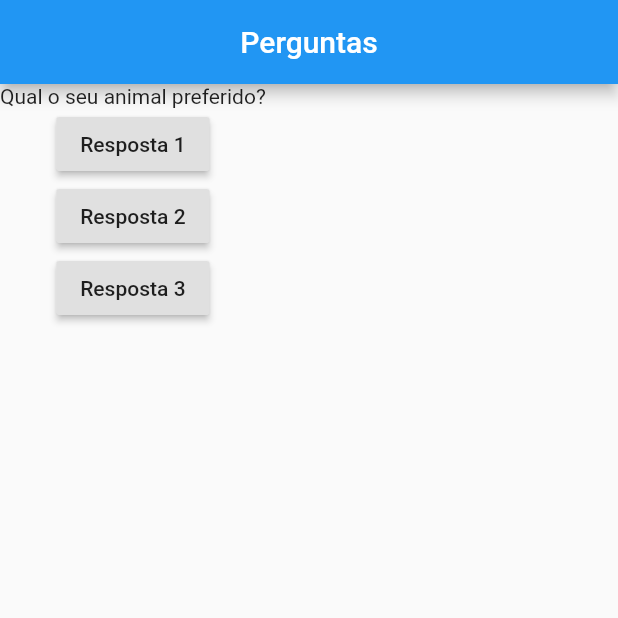
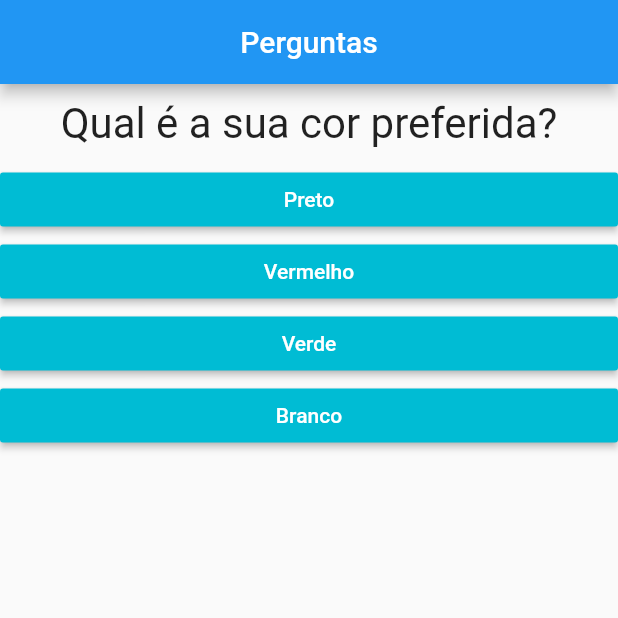
Before and after one commit to Marvingms7/projeto1_responda, a Flutter app: the screen it shows after launch, on a phone screen of 412 x 824 dp, the top half of it. Run offline on Flutter 3.47's test engine with Material 2 defaults, Android fonts, the phone set to English and light mode, and no system bars.

Commit message:
Responda
alterações

```diff
--- a/lib/main.dart
+++ b/lib/main.dart
@@ -1,47 +1,76 @@
-import 'package:flutter/cupertino.dart';
 import 'package:flutter/material.dart';
+import 'package:projeto1_responda/questao.dart';
+import 'package:projeto1_responda/resposta.dart';
 
 main() {
-  runApp(new PerguntaApp());
+  runApp(PerguntaApp());
 }
 
-class PerguntaApp extends StatelessWidget {
-  var perguntaSelecionada = 1;
+class _PerguntaAppState extends State<PerguntaApp> {
+  var _perguntaSelecionada = 0;
+  final _pergunta = const [
+    {
+      'texto': 'Qual é a sua cor preferida?',
+      'resposta': ['Preto', 'Vermelho', 'Verde', 'Branco'],
+    },
+    {
+      'texto': 'Qual o seu animal preferido?',
+      'resposta': ['Leão', 'Coelho', 'Elefante', 'Cobra'],
+    },
+    {
+      'texto': 'Qual é o seu estilo de musica preferido?',
+      'resposta': ['Sertanejo', 'Pagode', 'Rock', 'Forró'],
+    }
+  ];
 
-  void responder() {
-    print('Resposta respondida!');
+  void _responder() {
+    if (temPerguntaSelecionada) {
+      setState(() {
+        _perguntaSelecionada++;
+      });
+    }
+    setState(() {
+      _perguntaSelecionada++;
+    });
+    print(_perguntaSelecionada);
+  }
+
+  bool get temPerguntaSelecionada {
+    return _perguntaSelecionada < _pergunta.length;
   }
 
   @override
   Widget build(BuildContext context) {
-    final pergunta = [
-      'Qual a sua cor favorita?',
-      'Qual o seu animal preferido?',
-    ];
+    List<String> resposta = temPerguntaSelecionada
+        ? _pergunta[_perguntaSelecionada].cast()['resposta']
+        : [];
+
     return MaterialApp(
       home: Scaffold(
         appBar: AppBar(
           title: Text('Perguntas'),
           centerTitle: true,
         ),
-        body: Column(
-          children: <Widget>[
-            Text(pergunta[perguntaSelecionada]),
-            RaisedButton(
-              child: Text('Resposta 1'),
-              onPressed: responder,
-            ),
-            RaisedButton(
-              child: Text('Resposta 2'),
-              onPressed: responder,
-            ),
-            RaisedButton(
-              child: Text('Resposta 3'),
-              onPressed: responder,
-            ),
-          ],
-        ),
+        body: temPerguntaSelecionada
+            ? Column(
+                children: <Widget>[
+                  Questao(_pergunta[_perguntaSelecionada]['texto'].toString()),
+                  ...resposta.map((t) => Resposta(t, _responder)).toList(),
+                ],
+              )
+            : Center(
+                child: Text(
+                  'Parabéns!',
+                  style: TextStyle(fontSize: 28),
+                ),
+              ),
       ),
     );
   }
 }
+
+class PerguntaApp extends StatefulWidget {
+  _PerguntaAppState createState() {
+    return _PerguntaAppState();
+  }
+}
--- /dev/null
+++ b/lib/questao.dart
@@ -0,0 +1,20 @@
+import 'package:flutter/material.dart';
+
+class Questao extends StatelessWidget {
+  final String texto;
+
+  Questao(this.texto);
+
+  @override
+  Widget build(BuildContext context) {
+    return Container(
+      width: double.infinity,
+      margin: EdgeInsets.all(10),
+      child: Text(
+        texto,
+        style: TextStyle(fontSize: 28),
+        textAlign: TextAlign.center,
+      ),
+    );
+  }
+}
--- /dev/null
+++ b/lib/resposta.dart
@@ -0,0 +1,20 @@
+import 'package:flutter/material.dart';
+
+class Resposta extends StatelessWidget {
+  final String texto;
+  final void Function() quandoSelecionado;
+  Resposta(this.texto, this.quandoSelecionado);
+
+  @override
+  Widget build(BuildContext context) {
+    return Container(
+      width: double.infinity,
+      child: RaisedButton(
+        textColor: Colors.white,
+        color: Colors.cyan,
+        child: Text(texto),
+        onPressed: quandoSelecionado,
+      ),
+    );
+  }
+}
```
